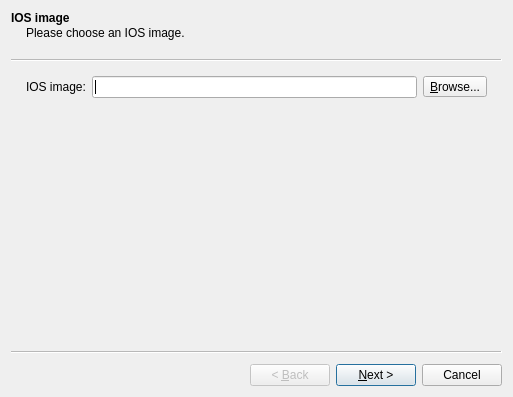
Above: gns3/modules/dynamips/ui/ios_router_wizard.ui from GNS3/gns3-gui before the change. Below: the same form after it.
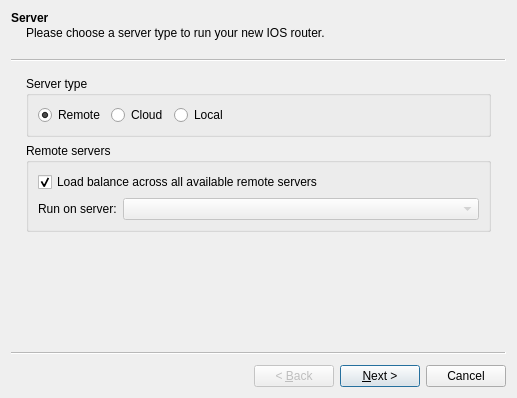
That is the form after the change.

Commit message: Remote servers and load-balancing (still things to improve).

```diff
--- a/gns3/modules/dynamips/ui/ios_router_wizard.ui
+++ b/gns3/modules/dynamips/ui/ios_router_wizard.ui
@@ -9,13 +9,108 @@
    <rect>
     <x>0</x>
     <y>0</y>
-    <width>513</width>
-    <height>397</height>
+    <width>517</width>
+    <height>398</height>
    </rect>
   </property>
   <property name="windowTitle">
    <string>New IOS router</string>
   </property>
+  <widget class="QWizardPage" name="uiServerWizardPage">
+   <property name="title">
+    <string>Server</string>
+   </property>
+   <property name="subTitle">
+    <string>Please choose a server type to run your new IOS router.</string>
+   </property>
+   <layout class="QVBoxLayout" name="verticalLayout">
+    <item>
+     <widget class="QGroupBox" name="uiServerTypeGroupBox">
+      <property name="title">
+       <string>Server type</string>
+      </property>
+      <layout class="QHBoxLayout" name="horizontalLayout">
+       <item>
+        <widget class="QRadioButton" name="uiRemoteRadioButton">
+         <property name="text">
+          <string>Remote</string>
+         </property>
+         <property name="checked">
+          <bool>true</bool>
+         </property>
+        </widget>
+       </item>
+       <item>
+        <widget class="QRadioButton" name="uiCloudRadioButton">
+         <property name="text">
+          <string>Cloud</string>
+         </property>
+        </widget>
+       </item>
+       <item>
+        <widget class="QRadioButton" name="uiLocalRadioButton">
+         <property name="text">
+          <string>Local</string>
+         </property>
+        </widget>
+       </item>
+       <item>
+        <spacer name="horizontalSpacer">
+         <property name="orientation">
+          <enum>Qt::Horizontal</enum>
+         </property>
+         <property name="sizeHint" stdset="0">
+          <size>
+           <width>40</width>
+           <height>20</height>
+          </size>
+         </property>
+        </spacer>
+       </item>
+      </layout>
+     </widget>
+    </item>
+    <item>
+     <widget class="QGroupBox" name="uiRemoteServersGroupBox">
+      <property name="title">
+       <string>Remote servers</string>
+      </property>
+      <layout class="QGridLayout" name="gridLayout_7">
+       <item row="0" column="0" colspan="2">
+        <widget class="QCheckBox" name="uiLoadBalanceCheckBox">
+         <property name="text">
+          <string>Load balance across all available remote servers</string>
+         </property>
+         <property name="checked">
+          <bool>true</bool>
+         </property>
+        </widget>
+       </item>
+       <item row="1" column="0">
+        <widget class="QLabel" name="uiRemoteServersLabel">
+         <property name="text">
+          <string>Run on server:</string>
+         </property>
+        </widget>
+       </item>
+       <item row="1" column="1">
+        <widget class="QComboBox" name="uiRemoteServersComboBox">
+         <property name="enabled">
+          <bool>false</bool>
+         </property>
+         <property name="sizePolicy">
+          <sizepolicy hsizetype="Expanding" vsizetype="Fixed">
+           <horstretch>0</horstretch>
+           <verstretch>0</verstretch>
+          </sizepolicy>
+         </property>
+        </widget>
+       </item>
+      </layout>
+     </widget>
+    </item>
+   </layout>
+  </widget>
   <widget class="QWizardPage" name="uiIOSImageWizardPage">
    <property name="title">
     <string>IOS image</string>
```
The commit also changes 36 other files.
